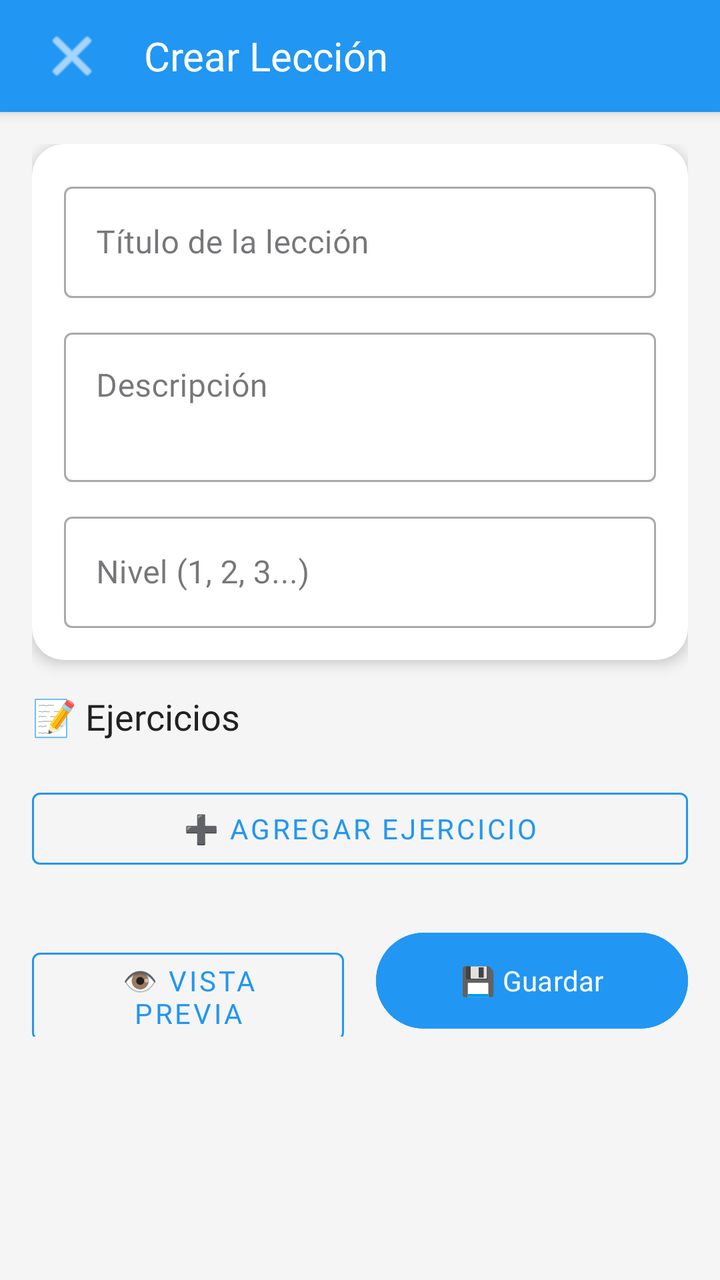
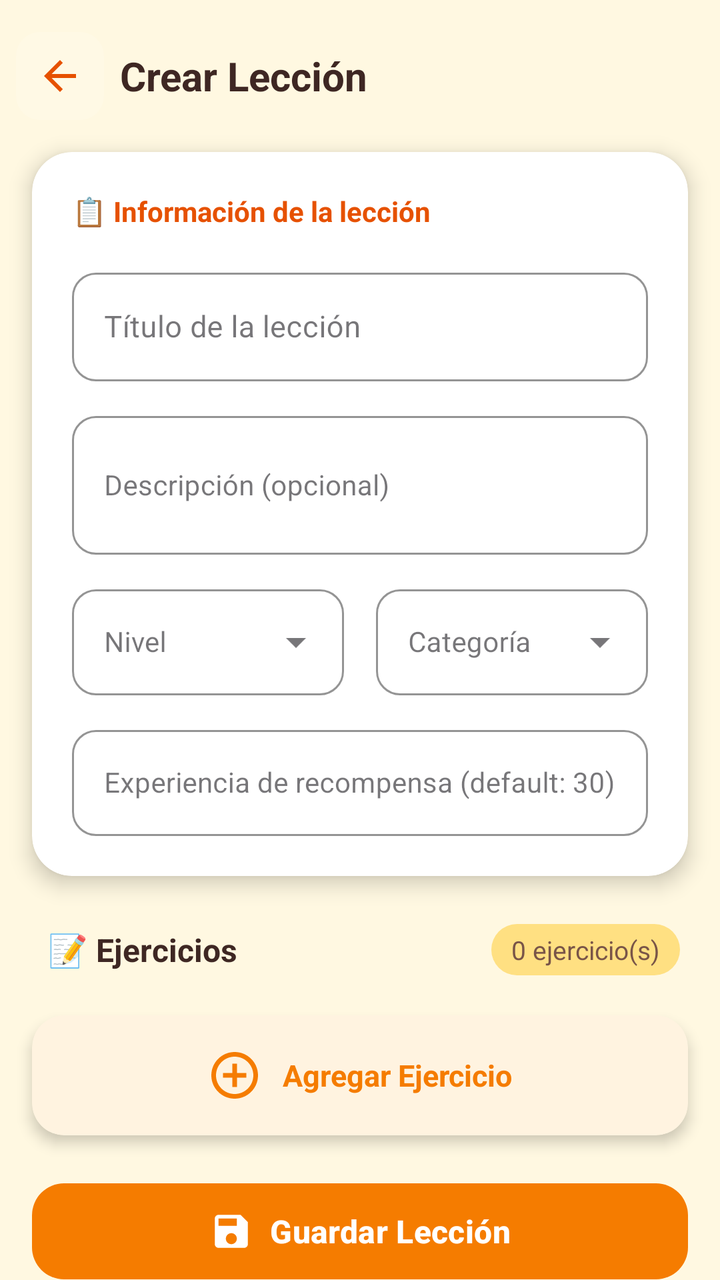

An Android layout rendered at two revisions. The XML below is the earlier revision; the diff shows what the commit changed to produce the second picture.
<!-- AndroidManifest.xml: application theme Theme.PAQU -->
<!-- res/layout/activity_crear_leccion2.xml -->
<?xml version="1.0" encoding="utf-8"?>
<ScrollView xmlns:android="http://schemas.android.com/apk/res/android"
    xmlns:app="http://schemas.android.com/apk/res-auto"
    android:layout_width="match_parent"
    android:layout_height="match_parent"
    android:fillViewport="true"
    android:background="@color/fondo_app">

    <LinearLayout
        android:layout_width="match_parent"
        android:layout_height="wrap_content"
        android:orientation="vertical">

        
        <LinearLayout
            android:layout_width="match_parent"
            android:layout_height="56dp"
            android:orientation="horizontal"
            android:gravity="center_vertical"
            android:paddingHorizontal="16dp"
            android:background="#2196F3"
            android:elevation="4dp">

            <ImageButton
                android:id="@+id/btnBack"
                android:layout_width="40dp"
                android:layout_height="40dp"
                android:background="?attr/selectableItemBackgroundBorderless"
                android:src="@android:drawable/ic_menu_close_clear_cancel"
                android:tint="@color/white"
                android:contentDescription="Volver"/>

            <TextView
                android:layout_width="0dp"
                android:layout_height="wrap_content"
                android:layout_weight="1"
                android:text="Crear Lección"
                android:textColor="@color/white"
                android:textSize="20sp"
                android:fontFamily="@font/fredoka_one"
                android:layout_marginStart="16dp"/>

        </LinearLayout>

        <LinearLayout
            android:layout_width="match_parent"
            android:layout_height="wrap_content"
            android:orientation="vertical"
            android:padding="16dp">

            
            <androidx.cardview.widget.CardView
                android:layout_width="match_parent"
                android:layout_height="wrap_content"
                app:cardCornerRadius="16dp"
                app:cardElevation="4dp"
                app:cardBackgroundColor="@color/white"
                android:layout_marginBottom="16dp">

                <LinearLayout
                    android:layout_width="match_parent"
                    android:layout_height="wrap_content"
                    android:orientation="vertical"
                    android:padding="16dp">

                    <com.google.android.material.textfield.TextInputLayout
                        android:layout_width="match_parent"
                        android:layout_height="wrap_content"
                        style="@style/Widget.MaterialComponents.TextInputLayout.OutlinedBox"
                        android:layout_marginBottom="12dp">

                        <com.google.android.material.textfield.TextInputEditText
                            android:id="@+id/etTitulo"
                            android:layout_width="match_parent"
                            android:layout_height="wrap_content"
                            android:hint="Título de la lección"
                            android:fontFamily="@font/fredoka_one"/>

                    </com.google.android.material.textfield.TextInputLayout>

                    <com.google.android.material.textfield.TextInputLayout
                        android:layout_width="match_parent"
                        android:layout_height="wrap_content"
                        style="@style/Widget.MaterialComponents.TextInputLayout.OutlinedBox"
                        android:layout_marginBottom="12dp">

                        <com.google.android.material.textfield.TextInputEditText
                            android:id="@+id/etDescripcion"
                            android:layout_width="match_parent"
                            android:layout_height="wrap_content"
                            android:hint="Descripción"
                            android:fontFamily="@font/fredoka_one"
                            android:minLines="2"
                            android:gravity="top"/>

                    </com.google.android.material.textfield.TextInputLayout>

                    <com.google.android.material.textfield.TextInputLayout
                        android:layout_width="match_parent"
                        android:layout_height="wrap_content"
                        style="@style/Widget.MaterialComponents.TextInputLayout.OutlinedBox">

                        <com.google.android.material.textfield.TextInputEditText
                            android:id="@+id/etNivel"
                            android:layout_width="match_parent"
                            android:layout_height="wrap_content"
                            android:hint="Nivel (1, 2, 3...)"
                            android:fontFamily="@font/fredoka_one"
                            android:inputType="number"/>

                    </com.google.android.material.textfield.TextInputLayout>

                </LinearLayout>

            </androidx.cardview.widget.CardView>

            
            <TextView
                android:layout_width="wrap_content"
                android:layout_height="wrap_content"
                android:text="📝 Ejercicios"
                android:textSize="18sp"
                android:fontFamily="@font/fredoka_one"
                android:textColor="@color/negro"
                android:layout_marginBottom="12dp"/>

            <LinearLayout
                android:id="@+id/containerEjercicios"
                android:layout_width="match_parent"
                android:layout_height="wrap_content"
                android:orientation="vertical"/>

            <com.google.android.material.button.MaterialButton
                android:id="@+id/btnAgregarEjercicio"
                android:layout_width="match_parent"
                android:layout_height="48dp"
                android:layout_marginTop="8dp"
                android:text="➕ Agregar Ejercicio"
                android:fontFamily="@font/fredoka_one"
                style="@style/Widget.MaterialComponents.Button.OutlinedButton"
                app:strokeColor="#2196F3"
                android:textColor="#2196F3"/>

            
            <LinearLayout
                android:layout_width="match_parent"
                android:layout_height="wrap_content"
                android:orientation="horizontal"
                android:layout_marginTop="24dp">

                <com.google.android.material.button.MaterialButton
                    android:id="@+id/btnPreview"
                    android:layout_width="0dp"
                    android:layout_height="56dp"
                    android:layout_weight="1"
                    android:layout_marginEnd="8dp"
                    android:text="👁️ Vista Previa"
                    android:fontFamily="@font/fredoka_one"
                    style="@style/Widget.MaterialComponents.Button.OutlinedButton"
                    app:strokeColor="#2196F3"
                    android:textColor="#2196F3"/>

                <com.google.android.material.button.MaterialButton
                    android:id="@+id/btnGuardar"
                    android:layout_width="0dp"
                    android:layout_height="56dp"
                    android:layout_weight="1"
                    android:layout_marginStart="8dp"
                    android:text="💾 Guardar"
                    android:fontFamily="@font/fredoka_one"
                    android:backgroundTint="#2196F3"/>

            </LinearLayout>

        </LinearLayout>

    </LinearLayout>

</ScrollView>
<!-- resources referenced by this layout -->
<resources>
  <color name="fondo_app">#F5F5F5</color>
  <color name="negro">#212121</color>
  <color name="white">#FFFFFFFF</color>
  <style name="Theme.PAQU" parent="Base.Theme.PAQU" />
  <style name="Base.Theme.PAQU" parent="Theme.Material3.DayNight.NoActionBar">
          
          
      </style>
</resources>

<!-- the commit's change to res/layout/activity_crear_leccion2.xml (unified diff, before → after) -->
@@ -1,179 +1,331 @@
 <?xml version="1.0" encoding="utf-8"?>
-<ScrollView xmlns:android="http://schemas.android.com/apk/res/android"
+<androidx.coordinatorlayout.widget.CoordinatorLayout
+    xmlns:android="http://schemas.android.com/apk/res/android"
     xmlns:app="http://schemas.android.com/apk/res-auto"
     android:layout_width="match_parent"
     android:layout_height="match_parent"
-    android:fillViewport="true"
-    android:background="@color/fondo_app">
-
-    <LinearLayout
+    android:background="@color/bg_main">
+
+    <androidx.core.widget.NestedScrollView
         android:layout_width="match_parent"
-        android:layout_height="wrap_content"
-        android:orientation="vertical">
-
-        
-        <LinearLayout
-            android:layout_width="match_parent"
-            android:layout_height="56dp"
-            android:orientation="horizontal"
-            android:gravity="center_vertical"
-            android:paddingHorizontal="16dp"
-            android:background="#2196F3"
-            android:elevation="4dp">
-
-            <ImageButton
-                android:id="@+id/btnBack"
-                android:layout_width="40dp"
-                android:layout_height="40dp"
-                android:background="?attr/selectableItemBackgroundBorderless"
-                android:src="@android:drawable/ic_menu_close_clear_cancel"
-                android:tint="@color/white"
-                android:contentDescription="Volver"/>
-
-            <TextView
-                android:layout_width="0dp"
-                android:layout_height="wrap_content"
-                android:layout_weight="1"
-                android:text="Crear Lección"
-                android:textColor="@color/white"
-                android:textSize="20sp"
-                android:fontFamily="@font/fredoka_one"
-                android:layout_marginStart="16dp"/>
-
-        </LinearLayout>
+        android:layout_height="match_parent"
+        android:fillViewport="true"
+        android:clipToPadding="false">
 
         <LinearLayout
             android:layout_width="match_parent"
             android:layout_height="wrap_content"
-            android:orientation="vertical"
-            android:padding="16dp">
+            android:orientation="vertical">
+
+            
+            <LinearLayout
+                android:layout_width="match_parent"
+                android:layout_height="wrap_content"
+                android:orientation="horizontal"
+                android:gravity="center_vertical"
+                android:paddingStart="8dp"
+                android:paddingEnd="16dp"
+                android:paddingTop="16dp"
+                android:paddingBottom="8dp"
+                android:background="@color/bg_main">
+
+                <ImageView
+                    android:id="@+id/btnBack"
+                    android:layout_width="44dp"
+                    android:layout_height="44dp"
+                    android:src="@drawable/ic_arrow_back"
+                    android:padding="10dp"
+                    android:background="@drawable/bg_btn_icon_rounded"
+                    android:contentDescription="Volver"
+                    app:tint="@color/primary_dark"/>
+
+                <TextView
+                    android:layout_width="0dp"
+                    android:layout_height="wrap_content"
+                    android:layout_weight="1"
+                    android:text="Crear Lección"
+                    android:textSize="20sp"
+                    android:textStyle="bold"
+                    android:textColor="@color/text_primary"
+                    android:layout_marginStart="8dp"/>
+
+            </LinearLayout>
 
             
             <androidx.cardview.widget.CardView
-                android:layout_width="match_parent"
-                android:layout_height="wrap_content"
+                android:id="@+id/cardFormLeccion"
+                android:layout_width="match_parent"
+                android:layout_height="wrap_content"
+                android:layout_marginStart="16dp"
+                android:layout_marginEnd="16dp"
+                android:layout_marginTop="8dp"
+                app:cardCornerRadius="20dp"
+                app:cardElevation="6dp"
+                app:cardBackgroundColor="@color/bg_card">
+
+                <LinearLayout
+                    android:layout_width="match_parent"
+                    android:layout_height="wrap_content"
+                    android:orientation="vertical"
+                    android:padding="20dp">
+
+                    
+                    <TextView
+                        android:layout_width="wrap_content"
+                        android:layout_height="wrap_content"
+                        android:text="📋 Información de la lección"
+                        android:textSize="14sp"
+                        android:textStyle="bold"
+                        android:textColor="@color/primary_dark"
+                        android:layout_marginBottom="16dp"/>
+
+                    
+                    <com.google.android.material.textfield.TextInputLayout
+                        android:layout_width="match_parent"
+                        android:layout_height="wrap_content"
+                        android:hint="Título de la lección"
+                        app:hintTextColor="@color/primary"
+                        app:boxStrokeColor="@color/primary"
+                        app:boxCornerRadiusTopStart="12dp"
+                        app:boxCornerRadiusTopEnd="12dp"
+                        app:boxCornerRadiusBottomStart="12dp"
+                        app:boxCornerRadiusBottomEnd="12dp"
+                        style="@style/Widget.MaterialComponents.TextInputLayout.OutlinedBox">
+
+                        <com.google.android.material.textfield.TextInputEditText
+                            android:id="@+id/etTituloLeccion"
+                            android:layout_width="match_parent"
+                            android:layout_height="wrap_content"
+                            android:textColor="@color/text_primary"
+                            android:textSize="15sp"
+                            android:inputType="textCapSentences"
+                            android:maxLines="2"/>
+
+                    </com.google.android.material.textfield.TextInputLayout>
+
+                    
+                    <com.google.android.material.textfield.TextInputLayout
+                        android:layout_width="match_parent"
+                        android:layout_height="wrap_content"
+                        android:hint="Descripción (opcional)"
+                        app:hintTextColor="@color/primary"
+                        app:boxStrokeColor="@color/primary"
+                        app:boxCornerRadiusTopStart="12dp"
+                        app:boxCornerRadiusTopEnd="12dp"
+                        app:boxCornerRadiusBottomStart="12dp"
+                        app:boxCornerRadiusBottomEnd="12dp"
+                        android:layout_marginTop="12dp"
+                        style="@style/Widget.MaterialComponents.TextInputLayout.OutlinedBox">
+
+                        <com.google.android.material.textfield.TextInputEditText
+                            android:id="@+id/etDescripcionLeccion"
+                            android:layout_width="match_parent"
+                            android:layout_height="wrap_content"
+                            android:textColor="@color/text_primary"
+                            android:textSize="14sp"
+                            android:inputType="textMultiLine"
+                            android:minLines="2"
+                            android:maxLines="4"/>
+
+                    </com.google.android.material.textfield.TextInputLayout>
+
+                    
+                    <LinearLayout
+                        android:layout_width="match_parent"
+                        android:layout_height="wrap_content"
+                        android:orientation="horizontal"
+                        android:layout_marginTop="12dp">
+
+                        
+                        <com.google.android.material.textfield.TextInputLayout
+                            android:layout_width="0dp"
+                            android:layout_height="wrap_content"
+                            android:layout_weight="1"
+                            android:hint="Nivel"
+                            app:hintTextColor="@color/primary"
+                            app:boxStrokeColor="@color/primary"
+                            app:boxCornerRadiusTopStart="12dp"
+                            app:boxCornerRadiusTopEnd="12dp"
+                            app:boxCornerRadiusBottomStart="12dp"
+                            app:boxCornerRadiusBottomEnd="12dp"
+                            android:layout_marginEnd="8dp"
+                            style="@style/Widget.MaterialComponents.TextInputLayout.OutlinedBox.ExposedDropdownMenu">
+
+                            <AutoCompleteTextView
+                                android:id="@+id/spinnerNivel"
+                                android:layout_width="match_parent"
+                                android:layout_height="wrap_content"
+                                android:inputType="none"
+                                android:textColor="@color/text_primary"
+                                android:textSize="14sp"/>
+
+                        </com.google.android.material.textfield.TextInputLayout>
+
+                        
+                        <com.google.android.material.textfield.TextInputLayout
+                            android:layout_width="0dp"
+                            android:layout_height="wrap_content"
+                            android:layout_weight="1"
+                            android:hint="Categoría"
+                            app:hintTextColor="@color/primary"
+                            app:boxStrokeColor="@color/primary"
+                            app:boxCornerRadiusTopStart="12dp"
+                            app:boxCornerRadiusTopEnd="12dp"
+                            app:boxCornerRadiusBottomStart="12dp"
+                            app:boxCornerRadiusBottomEnd="12dp"
+                            android:layout_marginStart="8dp"
+                            style="@style/Widget.MaterialComponents.TextInputLayout.OutlinedBox.ExposedDropdownMenu">
+
+                            <AutoCompleteTextView
+                                android:id="@+id/spinnerCategoria"
+                                android:layout_width="match_parent"
+                                android:layout_height="wrap_content"
+                                android:inputType="none"
+                                android:textColor="@color/text_primary"
+                                android:textSize="14sp"/>
+
+                        </com.google.android.material.textfield.TextInputLayout>
+
+                    </LinearLayout>
+
+                    
+                    <com.google.android.material.textfield.TextInputLayout
+                        android:layout_width="match_parent"
+                        android:layout_height="wrap_content"
+                        android:hint="Experiencia de recompensa (default: 30)"
+                        app:hintTextColor="@color/primary"
+                        app:boxStrokeColor="@color/primary"
+                        app:boxCornerRadiusTopStart="12dp"
+                        app:boxCornerRadiusTopEnd="12dp"
+                        app:boxCornerRadiusBottomStart="12dp"
+                        app:boxCornerRadiusBottomEnd="12dp"
+                        android:layout_marginTop="12dp"
+                        style="@style/Widget.MaterialComponents.TextInputLayout.OutlinedBox">
+
+                        <com.google.android.material.textfield.TextInputEditText
+                            android:id="@+id/etExpRecompensa"
+                            android:layout_width="match_parent"
+                            android:layout_height="wrap_content"
+                            android:textColor="@color/text_primary"
+                            android:textSize="14sp"
+                            android:inputType="number"
+                            android:maxLength="4"/>
+
+                    </com.google.android.material.textfield.TextInputLayout>
+
+                </LinearLayout>
+
+            </androidx.cardview.widget.CardView>
+
+            
+            <LinearLayout
+                android:layout_width="match_parent"
+                android:layout_height="wrap_content"
+                android:orientation="horizontal"
+                android:gravity="center_vertical"
+                android:paddingStart="24dp"
+                android:paddingEnd="20dp"
+                android:layout_marginTop="24dp"
+                android:layout_marginBottom="12dp">
+
+                <TextView
+                    android:layout_width="0dp"
+                    android:layout_height="wrap_content"
+                    android:layout_weight="1"
+                    android:text="📝 Ejercicios"
+                    android:textSize="16sp"
+                    android:textStyle="bold"
+                    android:textColor="@color/text_primary"/>
+
+                <TextView
+                    android:id="@+id/tvContadorEjercicios"
+                    android:layout_width="wrap_content"
+                    android:layout_height="wrap_content"
+                    android:text="0 ejercicio(s)"
+                    android:textSize="13sp"
+                    android:textColor="@color/text_tertiary"
+                    android:background="@drawable/bg_counter_badge"
+                    android:paddingStart="10dp"
+                    android:paddingEnd="10dp"
+                    android:paddingTop="4dp"
+                    android:paddingBottom="4dp"/>
+
+            </LinearLayout>
+
+            
+            <androidx.recyclerview.widget.RecyclerView
+                android:id="@+id/rvEjerciciosCreados"
+                android:layout_width="match_parent"
+                android:layout_height="wrap_content"
+                android:nestedScrollingEnabled="false"
+                android:paddingStart="16dp"
+                android:paddingEnd="16dp"
+                android:layout_marginBottom="8dp"/>
+
+            
+            <androidx.cardview.widget.CardView
+                android:id="@+id/cardAgregarEjercicio"
+                android:layout_width="match_parent"
+                android:layout_height="wrap_content"
+                android:layout_marginStart="16dp"
+                android:layout_marginEnd="16dp"
+                android:layout_marginBottom="20dp"
+                android:foreground="?attr/selectableItemBackground"
                 app:cardCornerRadius="16dp"
                 app:cardElevation="4dp"
-                app:cardBackgroundColor="@color/white"
-                android:layout_marginBottom="16dp">
+                app:cardBackgroundColor="@color/card_create_bg"
+                app:strokeColor="@color/card_create_accent"
+                app:strokeWidth="1.5dp">
 
                 <LinearLayout
                     android:layout_width="match_parent"
                     android:layout_height="wrap_content"
-                    android:orientation="vertical"
+                    android:orientation="horizontal"
+                    android:gravity="center"
                     android:padding="16dp">
 
-                    <com.google.android.material.textfield.TextInputLayout
-                        android:layout_width="match_parent"
-                        android:layout_height="wrap_content"
-                        style="@style/Widget.MaterialComponents.TextInputLayout.OutlinedBox"
-                        android:layout_marginBottom="12dp">
-
-                        <com.google.android.material.textfield.TextInputEditText
-                            android:id="@+id/etTitulo"
-                            android:layout_width="match_parent"
-                            android:layout_height="wrap_content"
-                            android:hint="Título de la lección"
-                            android:fontFamily="@font/fredoka_one"/>
-
-                    </com.google.android.material.textfield.TextInputLayout>
-
-                    <com.google.android.material.textfield.TextInputLayout
-                        android:layout_width="match_parent"
-                        android:layout_height="wrap_content"
-                        style="@style/Widget.MaterialComponents.TextInputLayout.OutlinedBox"
-                        android:layout_marginBottom="12dp">
-
-                        <com.google.android.material.textfield.TextInputEditText
-                            android:id="@+id/etDescripcion"
-                            android:layout_width="match_parent"
-                            android:layout_height="wrap_content"
-                            android:hint="Descripción"
-                            android:fontFamily="@font/fredoka_one"
-                            android:minLines="2"
-                            android:gravity="top"/>
-
-                    </com.google.android.material.textfield.TextInputLayout>
-
-                    <com.google.android.material.textfield.TextInputLayout
-                        android:layout_width="match_parent"
-                        android:layout_height="wrap_content"
-                        style="@style/Widget.MaterialComponents.TextInputLayout.OutlinedBox">
-
-                        <com.google.android.material.textfield.TextInputEditText
-                            android:id="@+id/etNivel"
-                            android:layout_width="match_parent"
-                            android:layout_height="wrap_content"
-                            android:hint="Nivel (1, 2, 3...)"
-                            android:fontFamily="@font/fredoka_one"
-                            android:inputType="number"/>
-
-                    </com.google.android.material.textfield.TextInputLayout>
+                    <ImageView
+                        android:layout_width="28dp"
+                        android:layout_height="28dp"
+                        android:src="@drawable/ic_add_circle_outline"
+                        app:tint="@color/card_create_accent"/>
+
+                    <TextView
+                        android:layout_width="wrap_content"
+                        android:layout_height="wrap_content"
+                        android:text="Agregar Ejercicio"
+                        android:textSize="15sp"
+                        android:textStyle="bold"
+                        android:textColor="@color/card_create_accent"
+                        android:layout_marginStart="10dp"/>
 
                 </LinearLayout>
 
             </androidx.cardview.widget.CardView>
 
             
-            <TextView
-                android:layout_width="wrap_content"
-                android:layout_height="wrap_content"
-                android:text="📝 Ejercicios"
-                android:textSize="18sp"
-                android:fontFamily="@font/fredoka_one"
-                android:textColor="@color/negro"
-                android:layout_marginBottom="12dp"/>
-
-            <LinearLayout
-                android:id="@+id/containerEjercicios"
-                android:layout_width="match_parent"
-                android:layout_height="wrap_content"
-                android:orientation="vertical"/>
-
             <com.google.android.material.button.MaterialButton
-                android:id="@+id/btnAgregarEjercicio"
-                android:layout_width="match_parent"
-                android:layout_height="48dp"
-                android:layout_marginTop="8dp"
-                android:text="➕ Agregar Ejercicio"
-                android:fontFamily="@font/fredoka_one"
-                style="@style/Widget.MaterialComponents.Button.OutlinedButton"
-                app:strokeColor="#2196F3"
-                android:textColor="#2196F3"/>
-
-            
-            <LinearLayout
-                android:layout_width="match_parent"
-                android:layout_height="wrap_content"
-                android:orientation="horizontal"
-                android:layout_marginTop="24dp">
-
-                <com.google.android.material.button.MaterialButton
-                    android:id="@+id/btnPreview"
-                    android:layout_width="0dp"
-                    android:layout_height="56dp"
-                    android:layout_weight="1"
-                    android:layout_marginEnd="8dp"
-                    android:text="👁️ Vista Previa"
-                    android:fontFamily="@font/fredoka_one"
-                    style="@style/Widget.MaterialComponents.Button.OutlinedButton"
-                    app:strokeColor="#2196F3"
-                    android:textColor="#2196F3"/>
-
-                <com.google.android.material.button.MaterialButton
-                    android:id="@+id/btnGuardar"
-                    android:layout_width="0dp"
-                    android:layout_height="56dp"
-                    android:layout_weight="1"
-                    android:layout_marginStart="8dp"
-                    android:text="💾 Guardar"
-                    android:fontFamily="@font/fredoka_one"
-                    android:backgroundTint="#2196F3"/>
-
-            </LinearLayout>
+                android:id="@+id/btnGuardarLeccion"
+                android:layout_width="match_parent"
+                android:layout_height="56dp"
+                android:layout_marginStart="16dp"
+                android:layout_marginEnd="16dp"
+                android:layout_marginBottom="32dp"
+                android:text="Guardar Lección"
+                android:textAllCaps="false"
+                android:textSize="16sp"
+                android:textStyle="bold"
+                app:icon="@drawable/ic_save"
+                app:iconGravity="textStart"
+                app:iconSize="22dp"
+                app:iconTint="@color/white"
+                app:backgroundTint="@color/primary"
+                app:cornerRadius="16dp"
+                app:elevation="6dp"
+                app:rippleColor="@color/ripple_color"/>
 
         </LinearLayout>
 
-    </LinearLayout>
-
-</ScrollView>
+    </androidx.core.widget.NestedScrollView>
+
+</androidx.coordinatorlayout.widget.CoordinatorLayout>
<!-- resource entries referenced after the edit -->
@@ -1,9 +1,52 @@
 <!-- resources referenced by this layout -->
 <resources>
-  <color name="fondo_app">#F5F5F5</color>
-  <color name="negro">#212121</color>
+  <color name="bg_card">#FFFFFF</color>
+  <color name="bg_main">#FFF8E1</color>
+  <color name="card_create_accent">#F57C00</color>
+  <color name="card_create_bg">#FFF3E0</color>
+  <color name="primary">#F57C00</color>
+  <color name="primary_dark">#E65100</color>
+  <color name="ripple_color">#40FF6F00</color>
+  <color name="text_primary">#3E2723</color>
+  <color name="text_tertiary">#795548</color>
   <color name="white">#FFFFFFFF</color>
+  <!-- drawable bg_btn_icon_rounded (drawable) -->
+  <?xml version="1.0" encoding="utf-8"?>
+  <shape xmlns:android="http://schemas.android.com/apk/res/android"
+      android:shape="rectangle">
+      <solid android:color="#20FFFFFF"/>
+      <corners android:radius="12dp"/>
+  </shape>
+  <!-- drawable bg_counter_badge (drawable) -->
+  <?xml version="1.0" encoding="utf-8"?>
+  <shape xmlns:android="http://schemas.android.com/apk/res/android"
+      android:shape="rectangle">
+      <solid android:color="@color/accent_yellow_light"/>
+      <corners android:radius="20dp"/>
+  </shape>
+  <!-- drawable ic_add_circle_outline (drawable) -->
+  <vector xmlns:android="http://schemas.android.com/apk/res/android"
+      android:width="24dp" android:height="24dp"
+      android:viewportWidth="24" android:viewportHeight="24">
+      <path android:fillColor="#F57C00"
+          android:pathData="M13,7h-2v4H7v2h4v4h2v-4h4v-2h-4V7zM12,2C6.48,2 2,6.48 2,12s4.48,10 10,10 10,-4.48 10,-10S17.52,2 12,2zM12,20c-4.41,0 -8,-3.59 -8,-8s3.59,-8 8,-8 8,3.59 8,8 -3.59,8 -8,8z"/>
+  </vector>
+  <!-- drawable ic_arrow_back (drawable) -->
+  <vector xmlns:android="http://schemas.android.com/apk/res/android"
+      android:width="24dp" android:height="24dp"
+      android:viewportWidth="24" android:viewportHeight="24">
+      <path android:fillColor="#E65100"
+          android:pathData="M20,11H7.83l5.59,-5.59L12,4l-8,8 8,8 1.41,-1.41L7.83,13H20v-2z"/>
+  </vector>
+  <!-- drawable ic_save (drawable) -->
+  <vector xmlns:android="http://schemas.android.com/apk/res/android"
+      android:width="24dp" android:height="24dp"
+      android:viewportWidth="24" android:viewportHeight="24">
+      <path android:fillColor="#FFFFFF"
+          android:pathData="M17,3H5c-1.11,0 -2,0.9 -2,2v14c0,1.1 0.89,2 2,2h14c1.1,0 2,-0.9 2,-2V7l-4,-4zM12,19c-1.66,0 -3,-1.34 -3,-3s1.34,-3 3,-3 3,1.34 3,3 -1.34,3 -3,3zM15,9H5V5h10v4z"/>
+  </vector>
   <style name="Theme.PAQU" parent="Base.Theme.PAQU" />
+  <color name="accent_yellow_light">#FFE082</color>
   <style name="Base.Theme.PAQU" parent="Theme.Material3.DayNight.NoActionBar">
           
           
